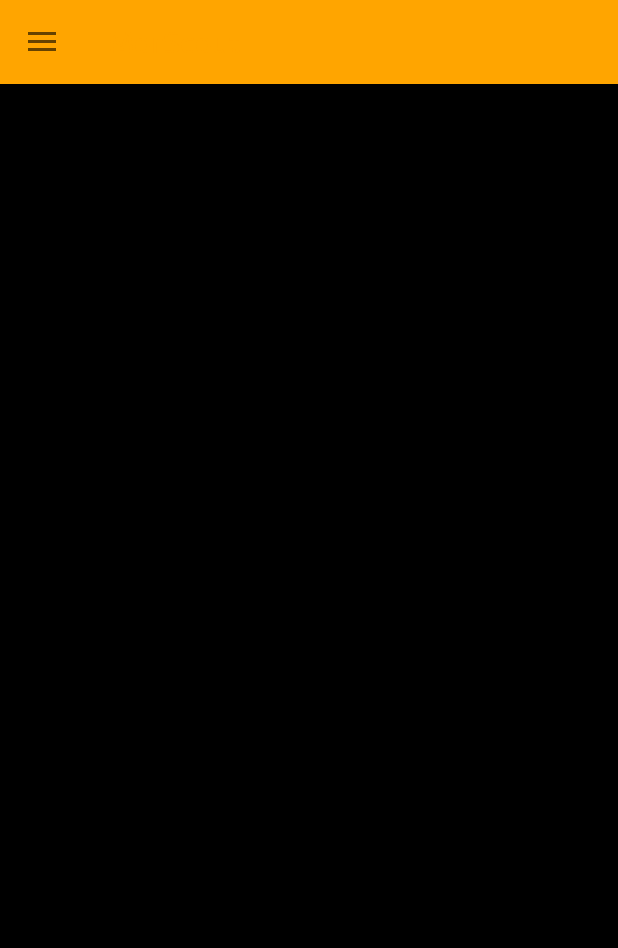
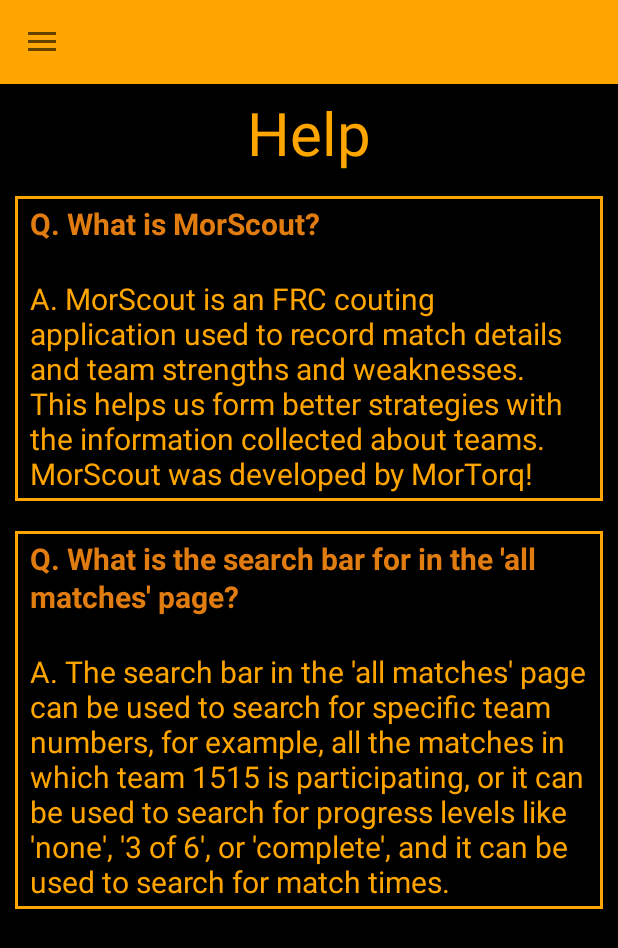
Before and after one commit to mortorqrobotics/morscout-android, an Android app: the fragment HelpFragment placed in its activity, on a phone screen of 412 x 824 dp. Shown: the top 948 px of the screen. Run offline under Robolectric (Android 15) with nearby library versions, the phone set to English and light mode, and no system bars; our stand-ins replace Volley; Roboto replaces fonts that are not available here; 1 statement that could not run was skipped.

Commit message:
Help page designed.

```diff
--- a/app/src/main/java/org/team1515/morscout/activity/MainActivity.java
+++ b/app/src/main/java/org/team1515/morscout/activity/MainActivity.java
@@ -188,9 +188,9 @@ public class MainActivity extends AppCompatActivity implements NavigationView.On
                                 new Response.ErrorListener() {
                                     @Override
                                     public void onErrorResponse(VolleyError error) {
+                                        preferences.edit().clear().apply();
                                         Intent intent = new Intent(MainActivity.this, LoginActivity.class);
                                         startActivity(intent);
-                                        preferences.edit().clear().apply();
                                         finish();
                                     }
                                 });
--- a/app/src/main/java/org/team1515/morscout/fragment/HelpFragment.java
+++ b/app/src/main/java/org/team1515/morscout/fragment/HelpFragment.java
@@ -1,19 +1,50 @@
 package org.team1515.morscout.fragment;
 
+import android.graphics.Color;
 import android.os.Bundle;
 import android.support.v4.app.Fragment;
+import android.text.Spannable;
+import android.text.SpannableString;
+import android.text.style.ForegroundColorSpan;
 import android.view.LayoutInflater;
 import android.view.View;
 import android.view.ViewGroup;
+import android.widget.TextView;
 
 import org.team1515.morscout.R;
+
+import java.util.ArrayList;
+import java.util.List;
 
 /**
  * Created by prozwood on 1/25/16.
  */
 public class HelpFragment extends Fragment {
+
+    List<TextView> questions;
+    String tempText;
+    String tempQuestion;
+
+    Spannable spannable;
+
     public View onCreateView(LayoutInflater inflater, ViewGroup container, Bundle savedInstanceState) {
         View view = inflater.inflate(R.layout.fragment_help, container, false);
+
+        questions = new ArrayList<TextView>();
+        questions.add((TextView) view.findViewById(R.id.help_question1));
+        questions.add((TextView) view.findViewById(R.id.help_question12));
+
+        for(int i = 0; i < questions.size(); i++) {
+            tempText = questions.get(i).getText().toString();
+            tempQuestion = tempText.substring(0, tempText.indexOf("\n\nA."));
+
+            spannable = new SpannableString(tempText);
+
+            spannable.setSpan(new ForegroundColorSpan(Color.rgb(225, 124, 16)), 0, tempQuestion.length(), Spannable.SPAN_EXCLUSIVE_EXCLUSIVE);
+            spannable.setSpan(new android.text.style.StyleSpan(android.graphics.Typeface.BOLD), 0, tempQuestion.length(), Spannable.SPAN_EXCLUSIVE_EXCLUSIVE);
+
+            questions.get(i).setText(spannable, TextView.BufferType.SPANNABLE);
+        }
 
         return view;
     }
--- a/app/src/main/java/org/team1515/morscout/fragment/MatchesFragment.java
+++ b/app/src/main/java/org/team1515/morscout/fragment/MatchesFragment.java
@@ -1,7 +1,10 @@
 package org.team1515.morscout.fragment;
 
+import android.app.SearchManager;
+import android.content.Context;
 import android.os.Bundle;
 import android.support.v4.app.Fragment;
+import android.support.v7.widget.SearchView;
 import android.view.LayoutInflater;
 import android.view.View;
 import android.view.ViewGroup;
@@ -12,7 +15,9 @@ import org.team1515.morscout.R;
  * Created by prozwood on 1/25/16.
  */
 public class MatchesFragment extends Fragment {
-        public View onCreateView(LayoutInflater inflater, ViewGroup container, Bundle savedInstanceState) {
+    SearchView matchesSearch;
+
+    public View onCreateView(LayoutInflater inflater, ViewGroup container, Bundle savedInstanceState) {
             View view = inflater.inflate(R.layout.fragment_matches, container, false);
 
             return view;
--- /dev/null
+++ b/app/src/main/res/drawable/border_style.xml
@@ -0,0 +1,13 @@
+<?xml version="1.0" encoding="utf-8"?>
+
+<shape xmlns:android="http://schemas.android.com/apk/res/android"
+    android:shape="rectangle">
+    <stroke
+        android:width="2dp"
+        android:color="@color/colorPrimary" />
+    <padding
+        android:bottom="5dp"
+        android:left="10dp"
+        android:right="10dp"
+        android:top="5dp" />
+</shape>
--- a/app/src/main/res/layout/fragment_help.xml
+++ b/app/src/main/res/layout/fragment_help.xml
@@ -1,6 +1,47 @@
 <?xml version="1.0" encoding="utf-8"?>
 <LinearLayout xmlns:android="http://schemas.android.com/apk/res/android"
-    android:orientation="vertical" android:layout_width="match_parent"
-    android:layout_height="match_parent">
+    android:layout_width="fill_parent"
+    android:layout_height="fill_parent"
+    android:orientation="vertical">
+
+    <TextView
+        android:layout_width="wrap_content"
+        android:layout_height="wrap_content"
+        android:text="Help"
+        android:layout_gravity="center"
+        android:textSize="40dp"
+        android:layout_margin="5dp"/>
+
+    <ScrollView
+        android:layout_width="fill_parent"
+        android:layout_height="fill_parent">
+
+        <LinearLayout
+            android:layout_width="fill_parent"
+            android:layout_height="fill_parent"
+            android:orientation="vertical">
+
+            <TextView
+                android:id="@+id/help_question1"
+                android:layout_width="fill_parent"
+                android:layout_height="wrap_content"
+                android:layout_gravity="center"
+                android:layout_margin="10dp"
+                android:background="@drawable/border_style"
+                android:text="Q. What is MorScout?\n\nA. MorScout is an FRC couting application used to record match details and team strengths and weaknesses. This helps us form better strategies with the information collected about teams. MorScout was developed by MorTorq!"
+                android:textSize="20dp" />
+
+            <TextView
+                android:id="@+id/help_question12"
+                android:layout_width="fill_parent"
+                android:layout_height="wrap_content"
+                android:layout_gravity="center"
+                android:layout_margin="10dp"
+                android:background="@drawable/border_style"
+                android:text="Q. What is the search bar for in the 'all matches' page?\n\nA. The search bar in the 'all matches' page can be used to search for specific team numbers, for example, all the matches in which team 1515 is participating, or it can be used to search for progress levels like 'none', '3 of 6', or 'complete', and it can be used to search for match times."
+                android:textSize="20dp" />
+        </LinearLayout>
+
+    </ScrollView>
 
 </LinearLayout>
--- a/app/src/main/res/layout/fragment_matches.xml
+++ b/app/src/main/res/layout/fragment_matches.xml
@@ -3,4 +3,18 @@
     android:orientation="vertical" android:layout_width="match_parent"
     android:layout_height="match_parent">
 
+    <TextView
+        android:layout_width="wrap_content"
+        android:layout_height="wrap_content"
+        android:text="All Matches"
+        android:layout_gravity="center"
+        android:textSize="30dp"/>
+
+    <EditText
+        android:layout_width="100dp"
+        android:layout_height="wrap_content"
+        android:layout_gravity="center"
+        android:hint="search.."
+        android:textColorHint="#b3b3b3"/>
+
 </LinearLayout>
--- a/app/src/main/res/layout/fragment_teamlist.xml
+++ b/app/src/main/res/layout/fragment_teamlist.xml
@@ -3,4 +3,18 @@
     android:orientation="vertical" android:layout_width="match_parent"
     android:layout_height="match_parent">
 
+    <TextView
+        android:layout_width="wrap_content"
+        android:layout_height="wrap_content"
+        android:text="All Matches"
+        android:layout_gravity="center"
+        android:textSize="30dp"/>
+
+    <EditText
+        android:layout_width="100dp"
+        android:layout_height="wrap_content"
+        android:layout_gravity="center"
+        android:hint="search.."
+        android:textColorHint="#b3b3b3"/>
+
 </LinearLayout>
```
